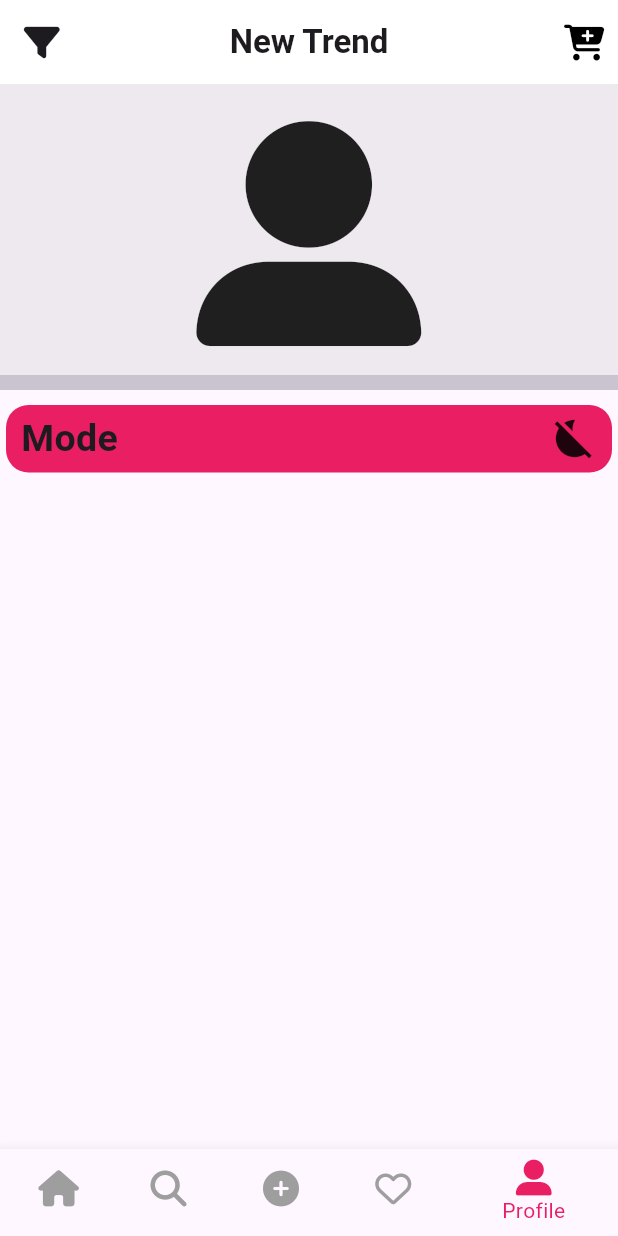
After one commit to ahmedjamal22290/Store-App, a Flutter app: the screen it shows after launch, item 5 of the bottom bar chosen, on a phone screen of 412 x 824 dp. The commit adds this screen. Run offline on Flutter 3.47's test engine with Material 3 defaults, Android fonts, the phone set to English and light mode, and no system bars; our stand-ins replace flutter_bloc, font_awesome_flutter, loading_animation_widget, modal_progress_hud_nsn, popover; network calls fail.

Commit message:
create user section

```diff
--- a/lib/screens/home_page.dart
+++ b/lib/screens/home_page.dart
@@ -5,6 +5,7 @@ import 'package:k/screens/cart_page.dart';
 import 'package:k/screens/home_section.dart';
 import 'package:k/screens/post_page.dart';
 import 'package:k/screens/search_section.dart';
+import 'package:k/screens/user_page.dart';
 
 class HomePage extends StatefulWidget {
   const HomePage({super.key});
@@ -20,6 +21,7 @@ class _HomePageState extends State<HomePage> {
     SearchSection(),
     PostPage(),
     CartPage(),
+    UserPage(),
   ];
 
   int _selectedIndex = 0;
@@ -54,6 +56,10 @@ class _HomePageState extends State<HomePage> {
                 ? FontAwesomeIcons.solidHeart
                 : FontAwesomeIcons.heart),
           ),
+          BottomNavigationBarItem(
+            label: 'Profile',
+            icon: Icon(FontAwesomeIcons.userLarge),
+          ),
         ],
       ),
       backgroundColor: Colors.white,
--- /dev/null
+++ b/lib/screens/user_page.dart
@@ -0,0 +1,61 @@
+import 'package:flutter/material.dart';
+import 'package:font_awesome_flutter/font_awesome_flutter.dart';
+
+class UserPage extends StatelessWidget {
+  const UserPage({super.key});
+
+  @override
+  Widget build(BuildContext context) {
+    return Scaffold(
+      body: Column(
+        children: [
+          Center(
+            child: Container(
+              width: double.infinity,
+              height: 200,
+              decoration: BoxDecoration(
+                color: const Color(0x1F797979),
+              ),
+              child: Icon(
+                FontAwesomeIcons.userLarge,
+                size: 150,
+              ),
+            ),
+          ),
+          Divider(
+            height: 4,
+            thickness: 10,
+          ),
+          Padding(
+            padding: const EdgeInsets.symmetric(vertical: 10, horizontal: 4.0),
+            child: Container(
+              height: 45,
+              padding: EdgeInsets.symmetric(horizontal: 10),
+              decoration: BoxDecoration(
+                  color: Colors.pink,
+                  borderRadius: BorderRadius.circular(
+                    15,
+                  )),
+              child: Row(
+                children: [
+                  Text(
+                    'Mode',
+                    style: TextStyle(
+                      fontSize: 25,
+                      fontWeight: FontWeight.bold,
+                    ),
+                  ),
+                  Spacer(),
+                  Icon(
+                    Icons.bedtime_off,
+                    size: 30,
+                  )
+                ],
+              ),
+            ),
+          )
+        ],
+      ),
+    );
+  }
+}
```
